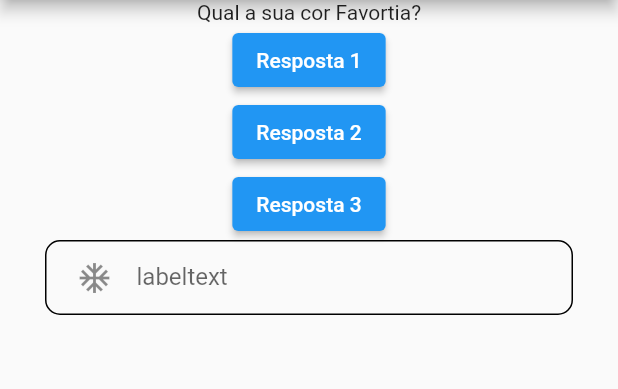
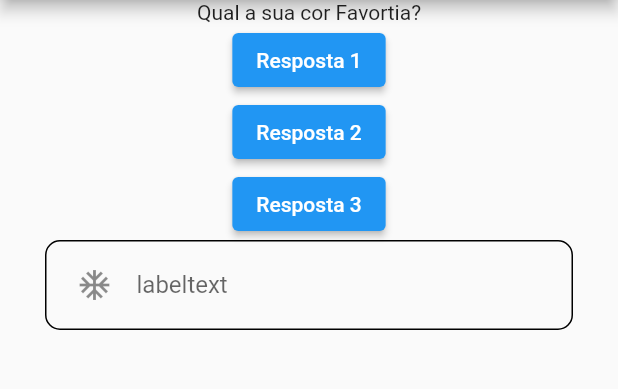
Before and after one commit to PhRezende-eng/Cod3rTest, a Flutter app: the screen it shows after launch, on a phone screen of 412 x 824 dp, the part 84-473 px from its top. Run offline on Flutter 3.47's test engine with Material 2 defaults, Android fonts, the phone set to English and light mode, and no system bars.

Commit message:
learning about textformfield

```diff
--- a/lib/screens/home_page.dart
+++ b/lib/screens/home_page.dart
@@ -47,6 +47,8 @@ class _HomePageState extends State<HomePage> {
             onPressed: responder,
           ),
           Container(
+            height: 60,
+            alignment: Alignment.center,
             decoration: BoxDecoration(
               border: Border.all(
                 color: Colors.black,
```
